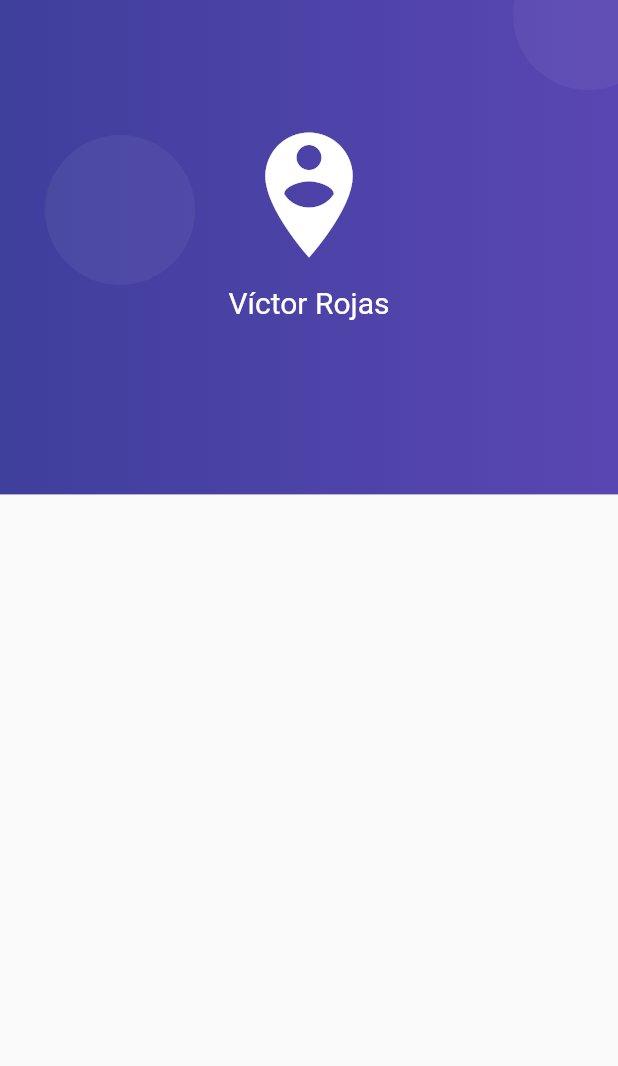
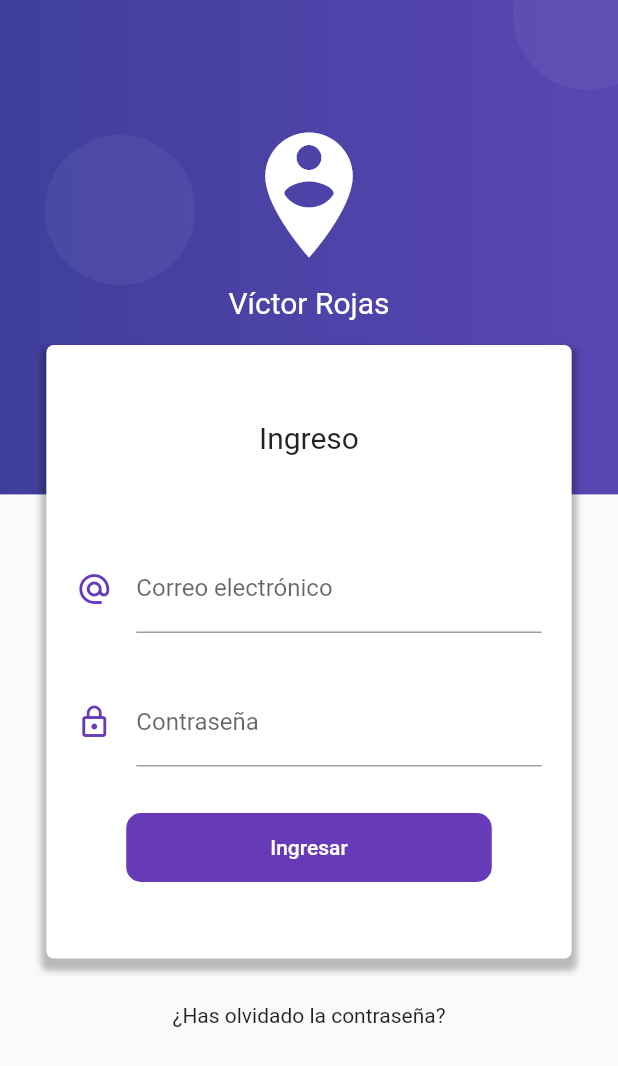
Before and after one commit to victand98/flutter_form_validation, a Flutter app: the screen it shows after launch, on a phone screen of 412 x 824 dp. Shown: the top 1066 px of the screen. Run offline on Flutter 3.47's test engine with Material 2 defaults, Android fonts, the phone set to English and light mode, and no system bars.

Commit message:
Login Page: Building Form Design

```diff
--- a/lib/src/pages/login_page.dart
+++ b/lib/src/pages/login_page.dart
@@ -7,6 +7,7 @@ class LoginPage extends StatelessWidget {
       body: Stack(
         children: [
           _createBackground(context),
+          _loginForm(context),
         ],
       ),
     );
@@ -87,4 +88,103 @@ class LoginPage extends StatelessWidget {
       ],
     );
   }
+
+  Widget _loginForm(BuildContext context) {
+    final size = MediaQuery.of(context).size;
+
+    return SingleChildScrollView(
+      child: Column(
+        children: [
+          SafeArea(
+            child: Container(
+              height: 200.0,
+            ),
+          ),
+          Container(
+            width: size.width * 0.85,
+            margin: EdgeInsets.symmetric(vertical: 30.0),
+            padding: EdgeInsets.symmetric(vertical: 50.0),
+            decoration: BoxDecoration(
+              color: Colors.white,
+              borderRadius: BorderRadius.circular(5.0),
+              boxShadow: [
+                BoxShadow(
+                  color: Colors.black26,
+                  blurRadius: 3.0,
+                  offset: Offset(0.0, 5.0),
+                  spreadRadius: 3.0,
+                )
+              ],
+            ),
+            child: Column(
+              children: [
+                Text(
+                  "Ingreso",
+                  style: TextStyle(fontSize: 20.0),
+                ),
+                SizedBox(height: 60.0),
+                _createEmailInput(),
+                SizedBox(height: 30.0),
+                _createPasswordInput(),
+                SizedBox(height: 30.0),
+                _createButton(),
+              ],
+            ),
+          ),
+          Text("¿Has olvidado la contraseña?"),
+          SizedBox(height: 100.0),
+        ],
+      ),
+    );
+  }
+
+  Widget _createEmailInput() {
+    return Container(
+      padding: EdgeInsets.symmetric(horizontal: 20.0),
+      child: TextField(
+        keyboardType: TextInputType.emailAddress,
+        decoration: InputDecoration(
+          icon: Icon(
+            Icons.alternate_email,
+            color: Colors.deepPurple,
+          ),
+          hintText: "ejemplo@correo.com",
+          labelText: "Correo electrónico",
+        ),
+      ),
+    );
+  }
+
+  Widget _createPasswordInput() {
+    return Container(
+      padding: EdgeInsets.symmetric(horizontal: 20.0),
+      child: TextField(
+        obscureText: true,
+        decoration: InputDecoration(
+          icon: Icon(
+            Icons.lock_outline,
+            color: Colors.deepPurple,
+          ),
+          labelText: "Contraseña",
+        ),
+      ),
+    );
+  }
+
+  Widget _createButton() {
+    return ElevatedButton(
+      onPressed: () {},
+      style: ElevatedButton.styleFrom(
+        shape: RoundedRectangleBorder(
+          borderRadius: BorderRadius.circular(10.0),
+        ),
+        elevation: 0.0,
+        primary: Colors.deepPurple,
+      ),
+      child: Container(
+        padding: EdgeInsets.symmetric(horizontal: 80.0, vertical: 15.0),
+        child: Text("Ingresar"),
+      ),
+    );
+  }
 }
```
